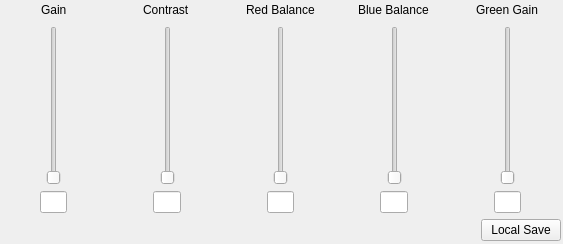
kouretes/Monas, file src/GUITools/KMonitor/KccCameraSettings.ui: the form before one commit.
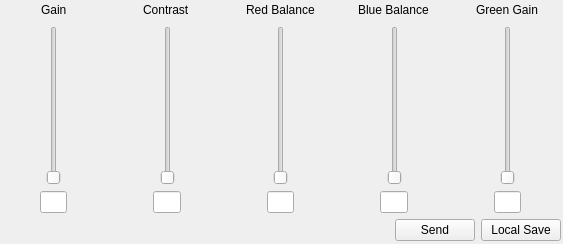
The form after the commit.

Commit message: Camera calibration in the KMonitor

Patch:
```diff
--- a/src/GUITools/KMonitor/KccCameraSettings.ui
+++ b/src/GUITools/KMonitor/KccCameraSettings.ui
@@ -19,7 +19,7 @@
   <property name="windowTitle">
    <string>Form</string>
   </property>
-  <widget class="QWidget" name="">
+  <widget class="QWidget" name="layoutWidget">
    <property name="geometry">
     <rect>
      <x>0</x>
@@ -674,6 +674,13 @@
         </property>
        </spacer>
       </item>
+      <item>
+       <widget class="QPushButton" name="pbSend">
+        <property name="text">
+         <string>Send</string>
+        </property>
+       </widget>
+      </item>
       <item>
        <widget class="QPushButton" name="pbSave">
         <property name="text">
```
Left out of the diff: 10 changed lines with no effect on the pictures. The commit also changes 26 other files.
